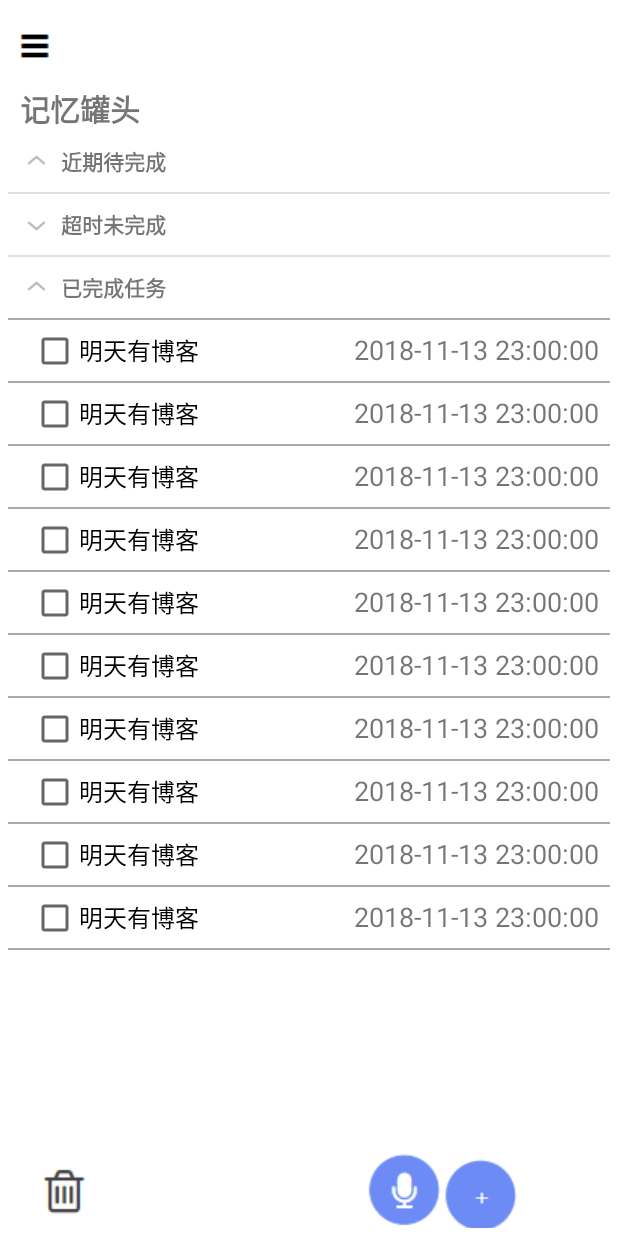
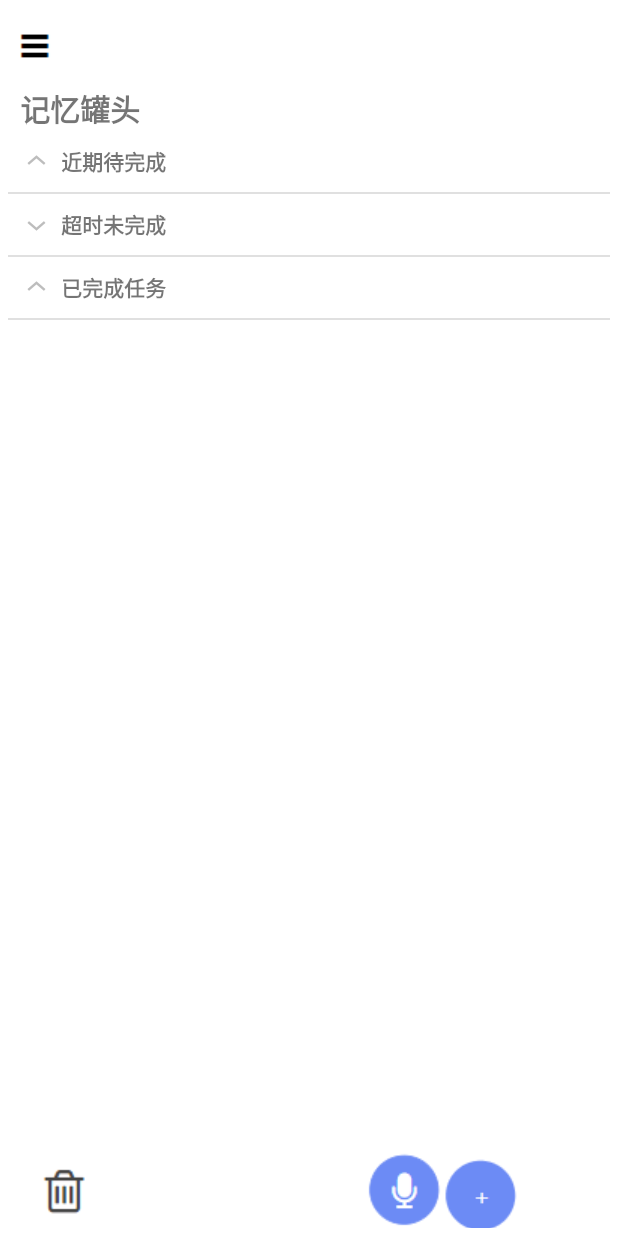
Before and after one commit to waaaafool/SoftWare, an Android app: the screen it shows after launch (MainActivity), after a tap on "保存", on a phone screen of 412 x 824 dp. Run offline under Robolectric (Android 15) with nearby library versions, the phone set to English and light mode, and no system bars.

Commit message:
关于memo_add界面的修改

```diff
--- a/SoftWare/app/src/main/java/can/aboutsqlite/Memo.java
+++ b/SoftWare/app/src/main/java/can/aboutsqlite/Memo.java
@@ -121,7 +121,9 @@ public class Memo {
         return memo_dtime;
     }
 
-
+    public void setMemo_dtimestring(String memo_dtime){
+        this.memo_dtime=memo_dtime;
+    }
     public void setMemo_dtime(long memo_dtime) {
         Date date = new Date(memo_dtime);
         SimpleDateFormat format = new SimpleDateFormat("yyyy-MM-dd HH:mm:ss");
--- a/SoftWare/app/src/main/java/can/main_delete/MainActivity.java
+++ b/SoftWare/app/src/main/java/can/main_delete/MainActivity.java
@@ -42,18 +42,6 @@ public class MainActivity extends AppCompatActivity {
         gData.add(new Group_new("已完成任务",0));
 
         //插入测试数据
-        Memo memo = new Memo("明天有博客",
-                "2018-11-14 23:00:00",2,0,0,
-                0, 1,1,0,"：）");
-        Memo memo1 = new Memo("明天有博客",
-                "2018-11-13 23:00:00",2,0,0,
-                0, 1,1,1,"：）");
-        Memo memo2 = new Memo("明天有博客",
-                "2018-11-13 23:00:00",2,0,0,
-                0, 1,1,0,"：）");
-        mgr.insert_Memo(memo);mgr.insert_Memo(memo);mgr.insert_Memo(memo);mgr.insert_Memo(memo);mgr.insert_Memo(memo);
-        mgr.insert_Memo(memo1);mgr.insert_Memo(memo1);mgr.insert_Memo(memo1);mgr.insert_Memo(memo1);mgr.insert_Memo(memo1);
-        mgr.insert_Memo(memo2);mgr.insert_Memo(memo2);mgr.insert_Memo(memo2);mgr.insert_Memo(memo2);mgr.insert_Memo(memo2);
 
         //待完成组
         lData = new ArrayList<Memo>();
--- a/SoftWare/app/src/main/java/can/memorycan/memo_add/list_View/MyBaseExpandableListAdapter.java
+++ b/SoftWare/app/src/main/java/can/memorycan/memo_add/list_View/MyBaseExpandableListAdapter.java
@@ -45,6 +45,8 @@ public class MyBaseExpandableListAdapter extends BaseExpandableListAdapter {
         this.iData = iData;
         this.mContext = mContext;
     }
+
+
 
 
         @Override
@@ -168,7 +170,7 @@ public class MyBaseExpandableListAdapter extends BaseExpandableListAdapter {
     private static class ViewHolderItem{
         private ImageView img_icon;
         private TextView tv_name;
-        private Spinner Sp;
+        public Spinner Sp;
 
     }
 
--- a/SoftWare/app/src/main/java/can/memorycan/memo_add/memo_add.java
+++ b/SoftWare/app/src/main/java/can/memorycan/memo_add/memo_add.java
@@ -1,52 +1,32 @@
 package can.memorycan.memo_add;
-
-import android.app.Activity;
 import android.content.Context;
 import android.content.Intent;
-import android.nfc.Tag;
 import android.os.Bundle;
 import android.support.v7.app.AppCompatActivity;
-import android.util.Log;
 import android.view.View;
-import android.view.ViewGroup;
-import android.widget.AbsListView;
 import android.widget.AdapterView;
 import android.widget.ArrayAdapter;
-import android.widget.BaseExpandableListAdapter;
 import android.widget.Button;
 import android.widget.EditText;
-import android.widget.ExpandableListAdapter;
 import android.widget.ExpandableListView;
 import android.widget.ImageButton;
 import android.widget.ImageView;
-import android.widget.LinearLayout;
 import android.widget.Spinner;
 import android.widget.SpinnerAdapter;
 import android.widget.TextView;
 import android.widget.Toast;
-import android.app.Activity;
-import android.os.Bundle;
-import android.view.View;
 import android.widget.RelativeLayout;
-import android.widget.TextView;
 import can.aboutsqlite.*;
 import can.main_delete.MainActivity;
 import can.memorycan.memo_add.clock.widget.CustomDatePicker;
-import android.widget.AdapterView.OnItemSelectedListener;
-
 import java.text.SimpleDateFormat;
 import java.util.Date;
 import java.util.Locale;
-
 import can.memorycan.R;
-
 import java.util.ArrayList;
-
-import can.memorycan.R;
 import can.memorycan.memo_add.list_View.Group;
 import can.memorycan.memo_add.list_View.Item;
 import can.memorycan.memo_add.list_View.MyBaseExpandableListAdapter;
-import can.memorycan.memo_add.clock.Clock;
 public class memo_add extends AppCompatActivity{
     /*定义控件变量*/
     private RelativeLayout selectDate, selectTime;
@@ -62,14 +42,17 @@ public class memo_add extends AppCompatActivity{
     private Button memo_add_save;
     private ExpandableListView exlist_lol;
     private MyBaseExpandableListAdapter myAdapter = null;
+    private Memo temp_memo;
     private DBManager mgr;
     public int x=-1,y=-1;
+
 
     /*创建Memo所需的变量*/
     int memo_id;
     String memo_title;
+    String s[];
     String memo_ctime="now";
-    String memo_dtime;
+    String memo_dtime="";
     int memo_priority;
     int memo_periodicity;
     int memo_advanced;
@@ -78,6 +61,15 @@ public class memo_add extends AppCompatActivity{
     int user_id;
     int memo_done;
     String memo_content;
+    String first[]={"无","每周","每15天","每个月"};
+    String second[]={"不提醒","提前十分钟","提前30分钟","提前1小时"};
+    String thrid[]={"不提醒","闹钟","震动","闹钟加震动"};
+    String fourth[]={"否","是"};
+
+    String temp_str[]={"无","不提醒","不提醒","否"};
+    String temp_str1[]=temp_str;
+
+    int n;
 
 
     @Override
@@ -87,16 +79,29 @@ public class memo_add extends AppCompatActivity{
         mContext = memo_add.this;
         /*创建DATABASE*/
         mgr = new DBManager(this);
+        temp_memo=new Memo();
+
 
         /*判断是更新memo还是创建新的memo*/
-        Intent it=getIntent();
+       /* Intent it=getIntent();
         Bundle bd=it.getExtras();
-        int n=bd.getInt("Flag");
+        int n=bd.getInt("Flag");*/
+        n=214;
 
-        Memo temp_memo=mgr.returnamemo(n);
+        editMemoTitle=findViewById(R.id.memo_add_title);
+        //   editMemoTitle.setOnClickListener(new class_addTitle());
+        if(n!=1){
+            temp_memo=mgr.returnamemo(n);
+            editMemoTitle.setText(temp_memo.getMemo_title());
+
+        }
+
 
         currentDate = (TextView) findViewById(R.id.currentDate);
         currentTime = (TextView) findViewById(R.id.currentTime);
+
+
+
 
         exlist_lol =  findViewById(R.id.exlist_lol);
         /*建立监听事件*/
@@ -111,8 +116,7 @@ public class memo_add extends AppCompatActivity{
         memo_add_save=(Button)findViewById(R.id.memo_add_save);
         memo_add_save.setOnClickListener(new to_main());
 
-        editMemoTitle=findViewById(R.id.memo_add_title);
-        editMemoTitle.setOnClickListener(new class_addTitle());
+
 
         spinMoreSetting=findViewById(R.id.memo_add_priority);
 
@@ -153,16 +157,14 @@ public class memo_add extends AppCompatActivity{
             }
         });
 
+        if(n!=-1){
+            currentTime.setText(temp_memo.getmemo_dtimestring());
+        }
+        else {
+            String SSSS="3000-01-01 00:00:00";
+            currentTime.setText(SSSS);
+        }
 
-       /* exlist_lol.setOnChildClickListener(new ExpandableListView.OnChildClickListener() {
-            @Override
-            public boolean onChildClick(ExpandableListView parent, View v, int groupPosition, int childPosition, long id) {
-                Toast.makeText(mContext, "你点击了：" + iData.get(groupPosition).get(childPosition).getiName(), Toast.LENGTH_SHORT).show();
-                return true;
-            }
-        });*/
-
-       /* exlist_lol.setOnChildClickListener((ExpandableListView.OnChildClickListener) this);*/
 
         initDatePicker();
 
@@ -190,68 +192,39 @@ public class memo_add extends AppCompatActivity{
         lData.add(new Item(R.drawable.icon_small_picture,"是否显示在锁屏",_Adapter3));
         iData.add(lData);
 
+        if(n!=-1) {
+            if (temp_memo.getMemo_periodicity() == 0) temp_str1[0] = "无";
+            else if (temp_memo.getMemo_periodicity() == 1) temp_str1[0] = "每周";
+            else if (temp_memo.getMemo_periodicity() == 2) temp_str1[0] = "每15天";
+            else if (temp_memo.getMemo_periodicity() == 3) temp_str1[0] = "每个月";
+
+            if (temp_memo.getMemo_advanced() == 0) temp_str1[1] = "不提醒";
+            else if (temp_memo.getMemo_advanced() == 10) temp_str1[1] = "提前十分钟";
+            else if (temp_memo.getMemo_advanced() == 30) temp_str1[1] = "提前30分钟";
+            else if (temp_memo.getMemo_advanced() == 60) temp_str1[1] = "提前1小时";
+
+            if (temp_memo.getMemo_remind() == 0) temp_str1[2] = "不提醒";
+            else if (temp_memo.getMemo_remind() == 1) temp_str1[2] = "闹铃";
+            else if (temp_memo.getMemo_remind() == 2) temp_str1[2] = "震动";
+            else if (temp_memo.getMemo_remind() == 3) temp_str1[2] = "闹铃加震动";
+
+            if(temp_memo.getMemo_paper()==0) temp_str1[3]="否";
+            else temp_str1[3]="是";
+
+        }
 
         //将Adapter加入方法创建myAdapter类
         myAdapter = new MyBaseExpandableListAdapter(gData,iData,mContext);
         exlist_lol.setAdapter(myAdapter);
 
         //默认的spinner的值
-        String temp_str[]={"无","不提醒","不提醒","否"};
+        myAdapter.setSet_spinner(temp_str1);
 
+        s=myAdapter.sp_display();
 
-        //已有储存的
-        String temp_str1[]=temp_str;
-        if(temp_memo.getMemo_periodicity()==0) temp_str1[0]="不提醒";
-        else if(temp_memo.getMemo_periodicity()==10) temp_str1[0]="提前十分钟";
-        else if(temp_memo.getMemo_periodicity()==30) temp_str1[0]="提前30分钟";
-        else if(temp_memo.getMemo_periodicity()==60) temp_str1[0]="提前1小时";
-
-        if(temp_memo.getMemo_advanced()==0) temp_str1[1]="不提醒";
-        else if(temp_memo.getMemo_advanced()==10) temp_str1[1]="提前十分钟";
-        else if(temp_memo.getMemo_advanced()==30) temp_str1[1]="提前30分钟";
-        else if(temp_memo.getMemo_advanced()==60) temp_str1[1]="提前1小时";
-
-        if(temp_memo.getMemo_remind()==0) temp_str1[1]="不提醒";
-        else if(temp_memo.getMemo_remind()==1) temp_str1[1]="闹铃";
-        else if(temp_memo.getMemo_remind()==2) temp_str1[1]="震动";
-        else if(temp_memo.getMemo_remind()==3) temp_str1[1]="闹铃加震动";
-
-
-        if(temp_memo.getMemo_paper()==0) temp_str1[4]="否";
-        else if(temp_memo.getMemo_paper()==0) temp_str1[4]="是";
-        //myAdapter.setFlag(1);
-        if(n==-1) {
-            myAdapter.setSet_spinner(temp_str);
-        }
-
-        String s[]=myAdapter.sp_display();
-        if(s[0]=="不提醒") memo_periodicity=0;
-        else if(s[0]=="提前十分钟") memo_periodicity=10;
-        else if(s[0]=="提前30分钟") memo_periodicity=30;
-        else if(s[0]=="提前1小时")  memo_periodicity=60;
-
-        if(s[1]=="不提醒") memo_advanced=0;
-        else if(s[1]=="提前十分钟") memo_advanced=10;
-        else if(s[1]=="提前30分钟") memo_advanced=30;
-        else if(s[1]=="提前1小时")  memo_advanced=60;
-
-        if(s[2]=="不提醒") memo_remind=0;
-        else if(s[2]=="闹钟") memo_remind=10;
-        else if(s[2]=="震动") memo_remind=30;
-        else if(s[2]=="闹钟加震动")  memo_remind=60;
-
-        if(s[3]=="否") memo_paper=0;
-        else if(s[3]=="是") memo_paper=1;
-
-        /*如果不是更新,设置标题*/
-        if(n!=-1)  editMemoTitle.setText(temp_memo.getMemo_title());
-
-        //构建memo
-        user_id=123;
-        memo_done=1;
-        memo_content="15315";
-        Memo final_memo=new Memo(memo_title, memo_dtime,memo_priority,memo_periodicity,memo_advanced,memo_remind,memo_paper,user_id,memo_done,memo_content);
-        mgr.update_Memo(final_memo);
+        user_id=1;
+        memo_done=0;
+        memo_content="a我是中国人5";
 
     }
 
@@ -259,7 +232,7 @@ public class memo_add extends AppCompatActivity{
     private class class_addTitle implements View.OnClickListener{
         @Override
         public void onClick(View v) {
-            Toast.makeText(mContext, "你点击了：memo_add_title" , Toast.LENGTH_SHORT).show();
+            Toast.makeText(mContext, s[0].equals(first[1])+memo_content+"  "+memo_dtime+"  "+memo_title+"  "+memo_priority+"  "+memo_remind+"  "+memo_periodicity+"  "+memo_paper+"  "+memo_advanced+"  "+s[0]+s[1]+s[2]+s[3], Toast.LENGTH_SHORT).show();
             memo_title=editMemoTitle.getText().toString();
         }
     }
@@ -277,15 +250,50 @@ public class memo_add extends AppCompatActivity{
     private class to_main implements View.OnClickListener{
         @Override
         public void onClick(View v) {
+
             Intent intent=new Intent(memo_add.this,MainActivity.class);
             startActivity(intent);
+            memo_title=editMemoTitle.getText().toString();
+            memo_dtime=currentTime.getText().toString()+":00";
+
+            if(s[0].equals(first[0])) memo_periodicity=0;
+            else if(s[0].equals(first[1])) memo_periodicity=1;
+            else if(s[0].equals(first[2])) memo_periodicity=2;
+            else if(s[0].equals(first[3]))  memo_periodicity=3;
+
+            if(s[1].equals(second[0])) memo_advanced=0;
+            else if(s[1].equals(second[1])) memo_advanced=10;
+            else if(s[1].equals(second[2])) memo_advanced=30;
+            else if(s[1].equals(second[3]))  memo_advanced=60;
+
+            if(s[2].equals(thrid[0])) memo_remind=0;
+            else if(s[2].equals(thrid[1])) memo_remind=1;
+            else if(s[2].equals(thrid[2])) memo_remind=2;
+            else if(s[2].equals(thrid[3]))  memo_remind=3;
+
+            if(s[3].equals(fourth[0])) memo_paper=0;
+            else if(s[3].equals(fourth[1])) memo_paper=1;
+            if(n!=-1){
+                temp_memo.setMemo_content(memo_content);
+                temp_memo.setMemo_advanced(memo_advanced);
+                temp_memo.setMemo_paper(memo_paper);
+                temp_memo.setMemo_dtimestring(memo_dtime);
+                temp_memo.setMemo_periodicity(memo_periodicity);
+                temp_memo.setMemo_priority(memo_priority);
+                temp_memo.setMemo_title(memo_title);
+                mgr.update_Memo(temp_memo);
+            }
+            else{
+                Memo final_memo=new  Memo(memo_title,memo_dtime,memo_priority,memo_periodicity, memo_advanced,memo_remind,memo_paper,user_id,memo_done,memo_content);
+                mgr.insert_Memo(final_memo);
+            }
+
         }
     }
     private  class class_selectTime implements View.OnClickListener{
         @Override
         public void onClick(View v) {
             customDatePicker2.show(currentTime.getText().toString());
-            memo_dtime=currentTime.getText().toString()+":00";
             Toast.makeText(mContext, "你点击了：" +currentTime.getText().toString(), Toast.LENGTH_SHORT).show();
         }
     }
@@ -294,7 +302,7 @@ public class memo_add extends AppCompatActivity{
         SimpleDateFormat sdf = new SimpleDateFormat("yyyy-MM-dd HH:mm", Locale.CHINA);
         String now = sdf.format(new Date());
         currentDate.setText(now.split(" ")[0]);
-        currentTime.setText(now);
+        //currentTime.setText(now);
 
         customDatePicker1 = new CustomDatePicker(this, new CustomDatePicker.ResultHandler() {
             @Override
```
